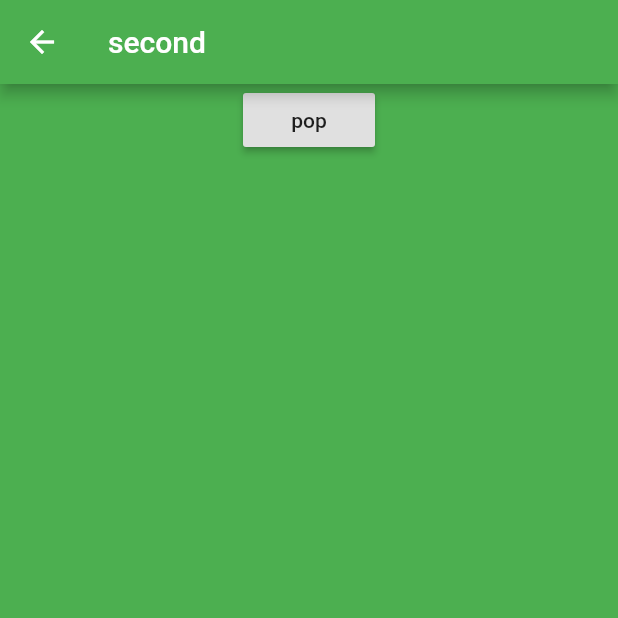
After one commit to a479304861/flutter_domo1, a Flutter app: the FirstPage screen opened by its route, after a tap on "to second", on a phone screen of 412 x 824 dp, the top half of it. The commit adds this screen. Run offline on Flutter 3.47's test engine with Material 2 defaults, Android fonts, the phone set to English and light mode, and no system bars; our stand-ins replace cookie_jar, dio, dio_cookie_manager, rxdart; network calls fail.

Commit message:
searchDemo

```diff
--- a/lib/main.dart
+++ b/lib/main.dart
@@ -2,12 +2,15 @@ import 'package:flutter/material.dart';
 import 'package:flutter_domo1/smallDemo/BlocDemo.dart';
 import 'package:flutter_domo1/smallDemo/ButtonDemo.dart';
 import 'package:flutter_domo1/smallDemo/DateTimeDemo.dart';
+import 'package:flutter_domo1/smallDemo/HeroDemo.dart';
 import 'package:flutter_domo1/smallDemo/ImageDemo.dart';
 import 'package:flutter_domo1/smallDemo/ListViewDemo.dart';
 import 'package:flutter_domo1/smallDemo/StreamDemo.dart';
 import 'package:flutter_domo1/smallDemo/TextFieldDemo.dart';
 import 'package:flutter_domo1/smallDemo/TextSpanDemo.dart';
+import 'package:flutter_domo1/smallDemo/custom_router.dart';
 import 'package:flutter_domo1/smallDemo/rxdartDemo.dart';
+import 'package:flutter_domo1/smallDemo/searchDemo.dart';
 import 'smallDemo/FormFieldDemo.dart';
 
 main() {
@@ -60,4 +63,7 @@ Map<String, WidgetBuilder> routers = {
   "StreamDemo": (BuildContext content) => StreamDemo(),
   "rxdartDemo": (BuildContext content) => rxDartDemo(),
   "BlocDemo": (BuildContext content) => BlocDemo(),
+  "FirstPage": (BuildContext content) => FirstPage(),
+  "MainScreen": (BuildContext content) => MainScreen(),
+  "SearchDemo": (BuildContext content) => SearchDemo(),
 };
--- /dev/null
+++ b/lib/smallDemo/custom_router.dart
@@ -0,0 +1,207 @@
+import 'dart:math';
+
+import 'package:flutter/material.dart';
+import 'dart:async';
+
+class FirstPage extends StatelessWidget {
+  @override
+  Widget build(BuildContext context) {
+    return Scaffold(
+      appBar: AppBar(
+        title: Text("first"),
+      ),
+      body: Container(
+        color: Colors.red,
+        child: Center(
+          child: Column(
+            children: [
+              RaisedButton(
+                  child: Text("to second"),
+                  onPressed: () {
+                    // Navigator.of(context).push(
+                    //     CustomRoute(oldWidget: this, newWidget: SecondPage()));
+                    Navigator.of(context).push(RippleRoute(
+                        SecondPage(), RouteConfig.fromContext(context)));
+                  })
+            ],
+          ),
+        ),
+      ),
+    );
+  }
+}
+
+class SecondPage extends StatelessWidget {
+  @override
+  Widget build(BuildContext context) {
+    return Scaffold(
+      appBar: AppBar(
+        title: Text("second"),
+      ),
+      body: Container(
+        color: Colors.green,
+        child: Center(
+          child: Column(
+            children: [
+              RaisedButton(
+                child: Text("pop"),
+                onPressed: () {
+                  Navigator.pop(context);
+                },
+              )
+            ],
+          ),
+        ),
+      ),
+    );
+  }
+}
+
+class CustomRoute extends PageRouteBuilder {
+  final Widget newWidget;
+  final Animation<double> animation;
+
+  CustomRoute({@required this.animation, @required this.newWidget})
+      : super(
+            transitionDuration: Duration(seconds: 1),
+            transitionsBuilder: _transitionsBuilder1,
+            pageBuilder: (BuildContext context, Animation<double> animation,
+                Animation<double> secondaryAnimation) {
+              return newWidget;
+            });
+
+  static Widget _transitionsBuilder1(
+      BuildContext context,
+      Animation<double> animation,
+      Animation<double> secondaryAnimation,
+      Widget child) {
+    //渐隐
+    // return FadeTransition(
+    //   opacity: Tween(begin: 0.0, end: 1.0).animate(
+    //       CurvedAnimation(parent: animation,curve:  Curves.fastOutSlowIn)),
+    //   child: child,
+    // );
+
+    //旋转
+    // return ScaleTransition(
+    //   scale: Tween(begin: 0.0, end: 1.0).animate(CurvedAnimation(
+    //       parent: animation,
+    //       curve: Curves.bounceInOut
+    //   )),
+    //   child: child,
+    // );
+
+    //旋转缩放
+    // return RotationTransition(
+    //   turns: Tween(begin: 0.0, end: 1.0).animate(CurvedAnimation(
+    //       parent: animation, curve: Curves.fastOutSlowIn)),
+    //   child: ScaleTransition(
+    //     scale: Tween(begin: 0.0, end: 1.0).animate(CurvedAnimation(
+    //         parent: animation, curve: Curves.fastOutSlowIn)),
+    //     child: child,
+    //   ),
+    // );
+
+    return SlideTransition(
+      position: Tween<Offset>(begin: Offset(1, 0.0), end: Offset(0, 0.0))
+          .animate(CurvedAnimation(parent: animation, curve: Curves.linear)),
+      child: child,
+    );
+  }
+}
+
+class RouteConfig {
+  Offset offset;
+  double circleRadius;
+
+  RouteConfig.fromContext(BuildContext context) {
+    final RenderBox renderBox = context.findRenderObject();
+    offset = renderBox.localToGlobal(renderBox.size.center(Offset.zero));
+    if (offset.dx > MediaQuery.of(context).size.width / 2) {
+      if (offset.dy > MediaQuery.of(context).size.height / 2) {
+        circleRadius = sqrt(pow(offset.dx, 2) + pow(offset.dy, 2)).toDouble();
+      } else {
+        circleRadius = sqrt(pow(offset.dx, 2) +
+                pow(MediaQuery.of(context).size.height - offset.dy, 2))
+            .toDouble();
+      }
+    }
+    if (offset.dx <= MediaQuery.of(context).size.width / 2) {
+      if (offset.dy > MediaQuery.of(context).size.height / 2) {
+        circleRadius = sqrt(
+                pow(MediaQuery.of(context).size.width - offset.dx, 2) +
+                    pow(offset.dy, 2))
+            .toDouble();
+      } else {
+        circleRadius = sqrt(
+                pow(MediaQuery.of(context).size.width - offset.dx, 2) +
+                    pow(MediaQuery.of(context).size.height - offset.dy, 2))
+            .toDouble();
+      }
+    }
+  }
+}
+
+// double circleRadius
+class RippleRoute extends PageRouteBuilder {
+  final Widget widget;
+  final RouteConfig routeConfig;
+
+  RippleRoute(this.widget, this.routeConfig)
+      : super(
+          // 设置过度时间
+          transitionDuration: Duration(seconds: 1),
+          // 构造器
+          pageBuilder: (
+            // 上下文和动画
+            BuildContext context,
+            Animation<double> animation,
+            Animation<double> _,
+          ) {
+            return widget;
+          },
+          opaque: false,
+          transitionsBuilder: (
+            BuildContext context,
+            Animation<double> animation,
+            Animation<double> _,
+            Widget child,
+          ) {
+            return Stack(
+              alignment: Alignment.center,
+              children: <Widget>[
+                Positioned(
+                  top: routeConfig.offset.dy -
+                      routeConfig.circleRadius * animation.value,
+                  left: routeConfig.offset.dx -
+                      routeConfig.circleRadius * animation.value,
+                  child: SizedBox(
+                    height: routeConfig.circleRadius * 2 * animation.value,
+                    width: routeConfig.circleRadius * 2 * animation.value,
+                    child: ClipOval(
+                      child: Stack(
+                        children: <Widget>[
+                          Positioned(
+                            top: routeConfig.circleRadius * animation.value -
+                                routeConfig.offset.dy,
+                            left: routeConfig.circleRadius * animation.value -
+                                routeConfig.offset.dx,
+                            child: Align(
+                              alignment: Alignment.center,
+                              child: Container(
+                                width: MediaQuery.of(context).size.width,
+                                height: MediaQuery.of(context).size.height,
+                                child: child,
+                              ),
+                            ),
+                          )
+                        ],
+                      ),
+                    ),
+                  ),
+                ),
+              ],
+            );
+          },
+        );
+}
```
Also changed, not shown: lib/smallDemo/HeroDemo.dart (added, +60 -0 lines), lib/smallDemo/searchDemo.dart (added, +114 -0 lines).
